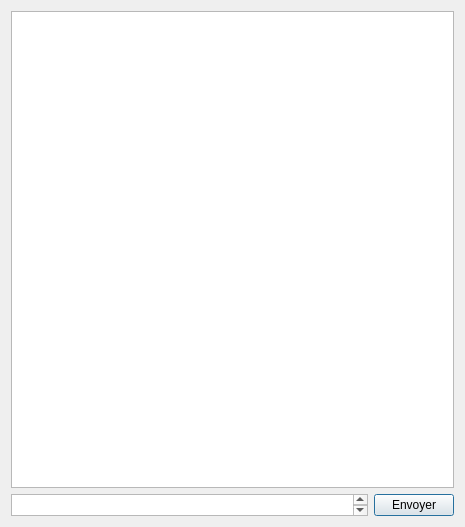
First picture: the form in dialogticket.ui, repository madisonnoyer54/EasyTicket, before the edit.
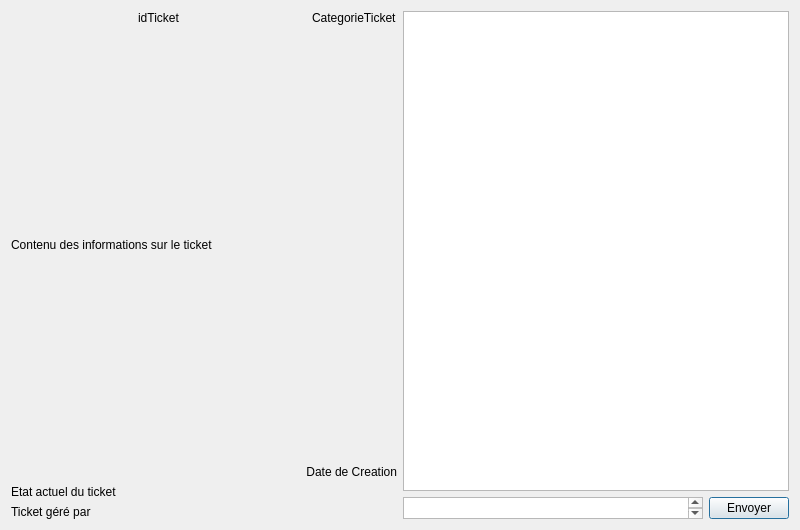
Second picture: the form after the edit.

Commit message: Ajout de date de création dans le ticket et consultation infos des tickets

Diff of the .ui file:
```diff
--- a/dialogticket.ui
+++ b/dialogticket.ui
@@ -6,15 +6,91 @@
    <rect>
     <x>0</x>
     <y>0</y>
-    <width>465</width>
-    <height>527</height>
+    <width>800</width>
+    <height>530</height>
    </rect>
   </property>
   <property name="windowTitle">
    <string>Dialog</string>
   </property>
+  <layout class="QHBoxLayout" name="horizontalLayout_2">
+   <item>
   <layout class="QVBoxLayout" name="verticalLayout">
    <item>
+      <layout class="QHBoxLayout" name="horizontalLayout_3">
+       <item>
+        <widget class="QLabel" name="idTicket">
+         <property name="sizePolicy">
+          <sizepolicy hsizetype="Expanding" vsizetype="Minimum">
+           <horstretch>0</horstretch>
+           <verstretch>0</verstretch>
+          </sizepolicy>
+         </property>
+         <property name="text">
+          <string notr="true">idTicket</string>
+         </property>
+         <property name="alignment">
+          <set>Qt::AlignHCenter|Qt::AlignTop</set>
+         </property>
+         <property name="wordWrap">
+          <bool>true</bool>
+         </property>
+        </widget>
+       </item>
+       <item>
+        <widget class="QLabel" name="categorie">
+         <property name="text">
+          <string>CategorieTicket</string>
+         </property>
+        </widget>
+       </item>
+      </layout>
+     </item>
+     <item>
+      <widget class="QLabel" name="contenuTicket">
+       <property name="sizePolicy">
+        <sizepolicy hsizetype="Preferred" vsizetype="Expanding">
+         <horstretch>0</horstretch>
+         <verstretch>0</verstretch>
+        </sizepolicy>
+       </property>
+       <property name="text">
+        <string notr="true">Contenu des informations sur le ticket</string>
+       </property>
+       <property name="wordWrap">
+        <bool>true</bool>
+       </property>
+      </widget>
+     </item>
+     <item>
+      <widget class="QLabel" name="dateTicket">
+       <property name="text">
+        <string>Date de Creation</string>
+       </property>
+       <property name="alignment">
+        <set>Qt::AlignBottom|Qt::AlignRight|Qt::AlignTrailing</set>
+       </property>
+      </widget>
+     </item>
+     <item>
+      <widget class="QLabel" name="etatTicket">
+       <property name="text">
+        <string>Etat actuel du ticket</string>
+       </property>
+      </widget>
+     </item>
+     <item>
+      <widget class="QLabel" name="technicien">
+       <property name="text">
+        <string>Ticket géré par</string>
+       </property>
+      </widget>
+     </item>
+    </layout>
+   </item>
+   <item>
+    <layout class="QVBoxLayout" name="verticalLayout_2">
+     <item>
     <widget class="QListView" name="listMessage">
      <property name="editTriggers">
       <set>QAbstractItemView::NoEditTriggers</set>
@@ -45,6 +121,8 @@
         <string>Envoyer</string>
        </property>
       </widget>
+       </item>
+      </layout>
      </item>
     </layout>
    </item>
```
Lines whose indentation alone changed are shown as unchanged. The commit also changes 7 other files.
